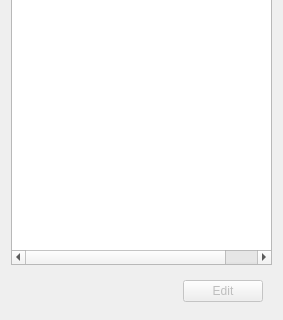
Before: the Qt Designer form view/setup/cell_zone_conditions/cell_zone_conditions_page.ui in nextfoam/baram, drawn with Qt 5; both pictures show x 0 to 283 and y 180 to 500 of the 283 by 500 pixel window.
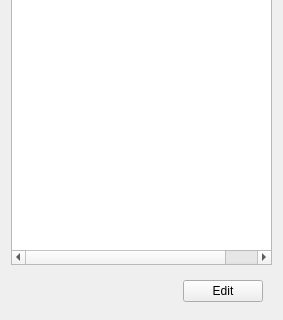
After: the same form once the commit is applied.

```diff
--- a/view/setup/cell_zone_conditions/cell_zone_conditions_page.ui
+++ b/view/setup/cell_zone_conditions/cell_zone_conditions_page.ui
@@ -90,7 +90,7 @@
       <item>
        <widget class="QPushButton" name="edit">
         <property name="enabled">
-         <bool>false</bool>
+         <bool>true</bool>
         </property>
         <property name="text">
          <string>Edit</string>
```
Left out of the diff: 3 changed lines with no effect on the pictures.
